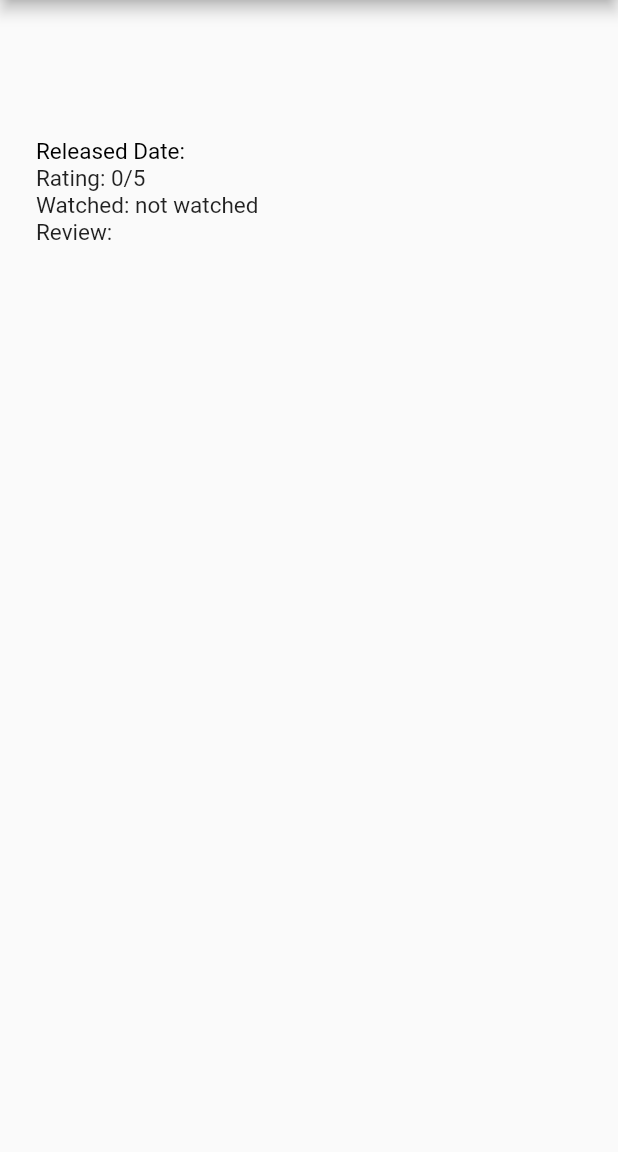
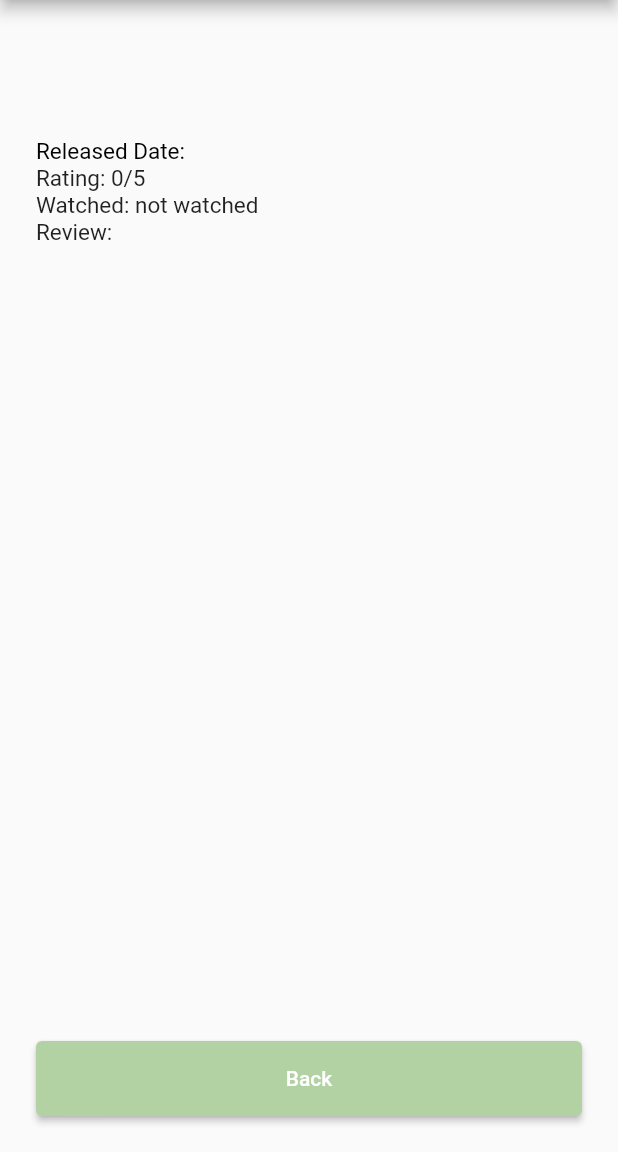
Before and after one commit to carlenee/pbp-flutter-lab, a Flutter app: the WatchListDetailPage screen opened directly with empty values, on a phone screen of 412 x 824 dp, the part 84-1236 px from its top. Run offline on Flutter 3.47's test engine with Material 2 defaults, Android fonts, the phone set to English and light mode, and no system bars; our stand-ins replace date_field; missing offline and left inert: dart:html.

Commit message:
add button

```diff
--- a/lib/pages/watch_list_detail_page.dart
+++ b/lib/pages/watch_list_detail_page.dart
@@ -1,5 +1,6 @@
 import 'dart:html';
 
+import 'package:counter_7/pages/watch_list_page.dart';
 import 'package:flutter/cupertino.dart';
 import 'package:flutter/material.dart';
 
@@ -50,8 +51,8 @@ class WatchListDetailPage extends StatelessWidget {
             ),
           ),
         ),
-        drawer: DrawerClass("My Watch List"),
-        body: Padding(
+      drawer: DrawerClass("My Watch List"),
+      body: Padding(
       padding: const EdgeInsets.all(24.0),
       child: Column(
         mainAxisAlignment: MainAxisAlignment.start,
@@ -82,8 +83,33 @@ class WatchListDetailPage extends StatelessWidget {
             "Review: " + review,
             style: const TextStyle(fontWeight: FontWeight.normal, fontSize: 15),
           ),
+          const Spacer(),
+
+          Align(
+            alignment: Alignment.bottomCenter,
+            child: ElevatedButton(
+                style: ElevatedButton.styleFrom(
+                  minimumSize: const Size.fromHeight(50),
+                  backgroundColor:  Color(0xffb2d2a4)
+                ),
+                onPressed: () {
+                  Navigator.pushReplacement(
+                context,
+                MaterialPageRoute(builder: (context) => const WatchListPage()),
+              );
+                },
+                child: const Text(
+                  "Back",
+                  style: TextStyle(color: Colors.white),
+                ),
+              ),
+          )
+
         ],
       ),
+
+
+
     ));
   }
 }
```
